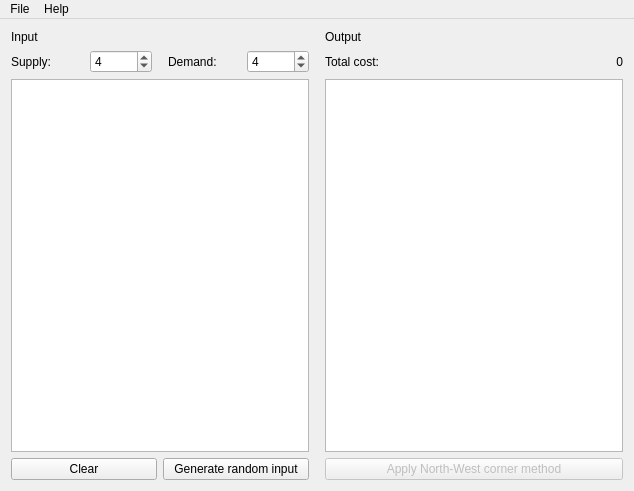
Before: the Qt Designer form app/mainwindow.ui in broadwaylamb/TransportationProblem, drawn with Qt 5.
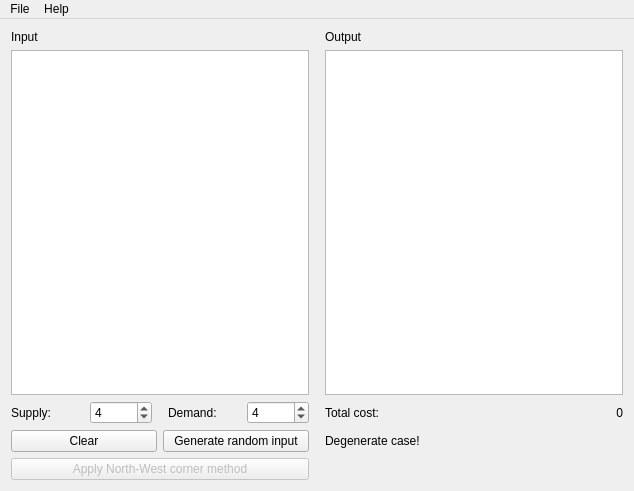
After: the same form once the commit is applied.

Diff of the .ui file:
```diff
--- a/app/mainwindow.ui
+++ b/app/mainwindow.ui
@@ -11,32 +11,67 @@
    </rect>
   </property>
   <property name="acceptDrops">
-   <bool>false</bool>
+   <bool>true</bool>
   </property>
   <property name="windowTitle">
    <string>Transportation problem</string>
   </property>
   <widget class="QWidget" name="centralWidget">
+   <property name="acceptDrops">
+    <bool>false</bool>
+   </property>
    <layout class="QGridLayout" name="gridLayout_2">
     <item row="0" column="0">
      <layout class="QGridLayout" name="gridLayout">
       <property name="horizontalSpacing">
        <number>16</number>
       </property>
-      <item row="2" column="1">
-       <widget class="QTableView" name="output_table">
-        <property name="editTriggers">
-         <set>QAbstractItemView::NoEditTriggers</set>
-        </property>
-        <property name="gridStyle">
-         <enum>Qt::DotLine</enum>
-        </property>
-        <property name="wordWrap">
+      <item row="6" column="0">
+       <widget class="QPushButton" name="solve_button">
+        <property name="enabled">
          <bool>false</bool>
         </property>
+        <property name="text">
+         <string>Apply North-West corner method</string>
+        </property>
        </widget>
       </item>
-      <item row="1" column="0">
+      <item row="0" column="0">
+       <widget class="QLabel" name="input_label">
+        <property name="text">
+         <string>Input</string>
+        </property>
+       </widget>
+      </item>
+      <item row="0" column="1">
+       <widget class="QLabel" name="output_label">
+        <property name="text">
+         <string>Output</string>
+        </property>
+       </widget>
+      </item>
+      <item row="3" column="1">
+       <layout class="QHBoxLayout" name="horizontalLayout_2">
+        <item>
+         <widget class="QLabel" name="total_cost">
+          <property name="text">
+           <string>Total cost:</string>
+          </property>
+         </widget>
+        </item>
+        <item>
+         <widget class="QLabel" name="total_cost_label">
+          <property name="text">
+           <string notr="true">0</string>
+          </property>
+          <property name="alignment">
+           <set>Qt::AlignRight|Qt::AlignTrailing|Qt::AlignVCenter</set>
+          </property>
+         </widget>
+        </item>
+       </layout>
+      </item>
+      <item row="3" column="0">
        <layout class="QHBoxLayout" name="horizontalLayout_3">
         <property name="spacing">
          <number>16</number>
@@ -83,6 +118,19 @@
         </item>
        </layout>
       </item>
+      <item row="2" column="1">
+       <widget class="QTableView" name="output_table">
+        <property name="editTriggers">
+         <set>QAbstractItemView::NoEditTriggers</set>
+        </property>
+        <property name="gridStyle">
+         <enum>Qt::DotLine</enum>
+        </property>
+        <property name="wordWrap">
+         <bool>false</bool>
+        </property>
+       </widget>
+      </item>
       <item row="2" column="0">
        <widget class="QTableView" name="input_table">
         <property name="gridStyle">
@@ -93,8 +141,18 @@
         </property>
        </widget>
       </item>
-      <item row="3" column="0">
+      <item row="4" column="1">
+       <widget class="QLabel" name="degenerate_case_label">
+        <property name="text">
+         <string>Degenerate case!</string>
+        </property>
+       </widget>
+      </item>
+      <item row="4" column="0">
        <layout class="QHBoxLayout" name="horizontalLayout">
+        <property name="leftMargin">
+         <number>0</number>
+        </property>
         <item>
          <widget class="QPushButton" name="clear_button">
           <property name="text">
@@ -117,51 +175,6 @@
         </item>
        </layout>
       </item>
-      <item row="0" column="0">
-       <widget class="QLabel" name="input_label">
-        <property name="text">
-         <string>Input</string>
-        </property>
-       </widget>
-      </item>
-      <item row="0" column="1">
-       <widget class="QLabel" name="output_label">
-        <property name="text">
-         <string>Output</string>
-        </property>
-       </widget>
-      </item>
-      <item row="3" column="1">
-       <widget class="QPushButton" name="solve_button">
-        <property name="enabled">
-         <bool>false</bool>
-        </property>
-        <property name="text">
-         <string>Apply North-West corner method</string>
-        </property>
-       </widget>
-      </item>
-      <item row="1" column="1">
-       <layout class="QHBoxLayout" name="horizontalLayout_2">
-        <item>
-         <widget class="QLabel" name="label_2">
-          <property name="text">
-           <string>Total cost:</string>
-          </property>
-         </widget>
-        </item>
-        <item>
-         <widget class="QLabel" name="label">
-          <property name="text">
-           <string>0</string>
-          </property>
-          <property name="alignment">
-           <set>Qt::AlignRight|Qt::AlignTrailing|Qt::AlignVCenter</set>
-          </property>
-         </widget>
-        </item>
-       </layout>
-      </item>
      </layout>
     </item>
    </layout>
@@ -199,11 +212,6 @@
     <string>Ctrl+S</string>
    </property>
   </action>
-  <action name="action_About">
-   <property name="text">
-    <string>About</string>
-   </property>
-  </action>
   <action name="action_LoadProblem">
    <property name="text">
     <string>Load problem...</string>
@@ -212,6 +220,14 @@
     <string>Ctrl+O</string>
    </property>
   </action>
+  <action name="action_About">
+   <property name="text">
+    <string>About</string>
+   </property>
+   <property name="menuRole">
+    <enum>QAction::AboutRole</enum>
+   </property>
+  </action>
  </widget>
  <layoutdefault spacing="6" margin="11"/>
  <resources/>
```
